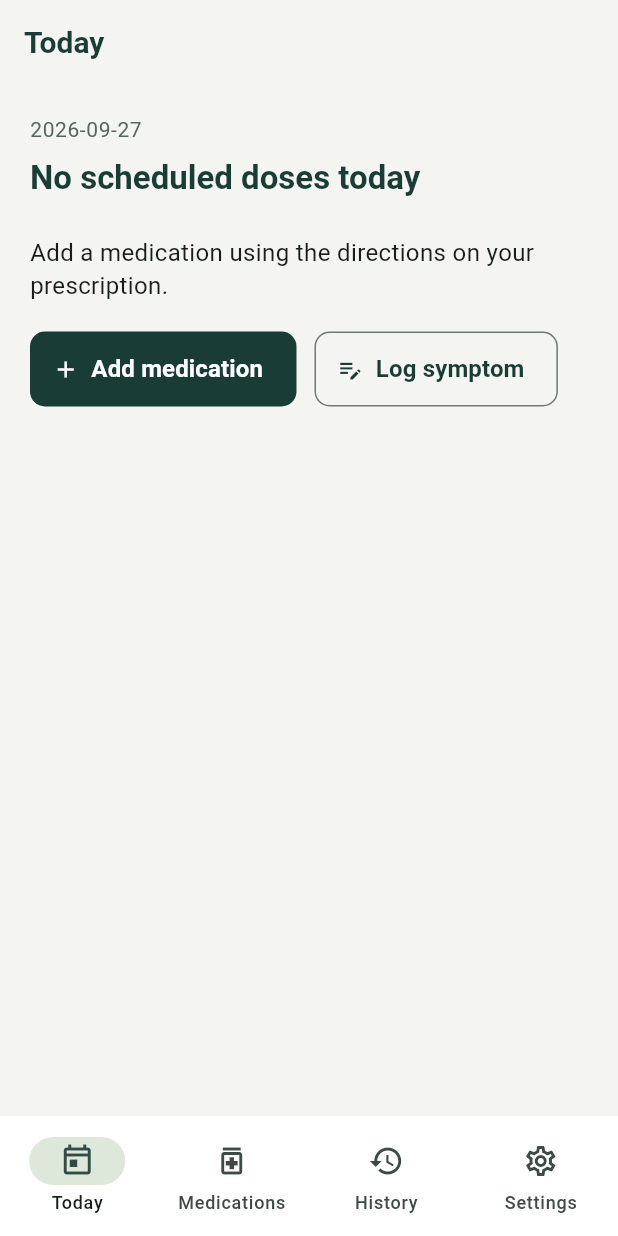
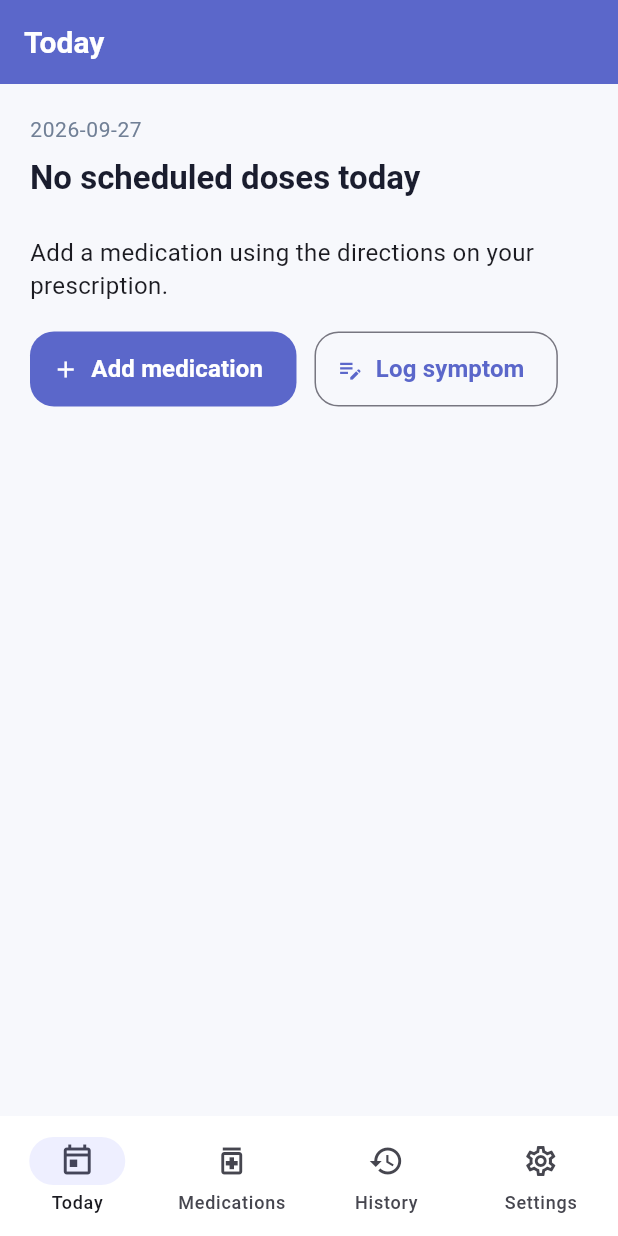
Before and after one commit to omuoguilim/DoseBuddy, a Flutter app: the screen it shows after launch, on a phone screen of 412 x 824 dp. Run offline on Flutter 3.47's test engine with Material 3 defaults, Android fonts, the phone set to English and light mode, and no system bars; our stand-ins replace flutter_local_notifications, flutter_secure_storage, flutter_timezone, hive, hive_flutter, image_picker and 4 more; missing offline and left inert: google_mlkit_text_recognition; accounts and stored records are empty.

Commit message:
Restore DoseBuddy purple theme

```diff
--- a/lib/ui/theme.dart
+++ b/lib/ui/theme.dart
@@ -1,8 +1,10 @@
 import 'package:flutter/material.dart';
 
-const ink = Color(0xFF193C34);
-const paper = Color(0xFFF4F5F2);
-const muted = Color(0xFF56665D);
+// The original DoseBuddy violet, carried across the rebuilt screens.
+const ink = Color(0xFF5B67CA);
+const paper = Color(0xFFF7F8FC);
+const muted = Color(0xFF718096);
+const deepInk = Color(0xFF1A1D2E);
 ThemeData doseTheme() => ThemeData(
   useMaterial3: true,
   colorScheme: ColorScheme.fromSeed(
@@ -16,12 +18,12 @@ ThemeData doseTheme() => ThemeData(
     headlineLarge: TextStyle(
       fontSize: 30,
       fontWeight: FontWeight.w600,
-      color: ink,
+      color: deepInk,
     ),
     headlineSmall: TextStyle(
       fontSize: 22,
       fontWeight: FontWeight.w600,
-      color: ink,
+      color: deepInk,
     ),
     titleLarge: TextStyle(fontSize: 20, fontWeight: FontWeight.w600),
     titleMedium: TextStyle(fontSize: 17, fontWeight: FontWeight.w600),
@@ -31,34 +33,34 @@ ThemeData doseTheme() => ThemeData(
     labelLarge: TextStyle(fontSize: 16, fontWeight: FontWeight.w600),
   ),
   appBarTheme: const AppBarTheme(
-    backgroundColor: paper,
-    foregroundColor: ink,
+    backgroundColor: ink,
+    foregroundColor: Colors.white,
     surfaceTintColor: Colors.transparent,
     centerTitle: false,
   ),
   inputDecorationTheme: InputDecorationTheme(
     filled: true,
     fillColor: Colors.white,
-    border: OutlineInputBorder(borderRadius: BorderRadius.circular(10)),
+    border: OutlineInputBorder(borderRadius: BorderRadius.circular(16)),
     contentPadding: const EdgeInsets.all(16),
   ),
   filledButtonTheme: FilledButtonThemeData(
     style: FilledButton.styleFrom(
       minimumSize: const Size(48, 50),
-      shape: RoundedRectangleBorder(borderRadius: BorderRadius.circular(10)),
+      shape: RoundedRectangleBorder(borderRadius: BorderRadius.circular(16)),
     ),
   ),
   outlinedButtonTheme: OutlinedButtonThemeData(
     style: OutlinedButton.styleFrom(
       minimumSize: const Size(48, 50),
-      shape: RoundedRectangleBorder(borderRadius: BorderRadius.circular(10)),
+      shape: RoundedRectangleBorder(borderRadius: BorderRadius.circular(16)),
     ),
   ),
   navigationBarTheme: const NavigationBarThemeData(
     backgroundColor: Colors.white,
-    indicatorColor: Color(0xFFDDE8DB),
+    indicatorColor: Color(0xFFEEEFFF),
   ),
-  dividerTheme: const DividerThemeData(color: Color(0xFFD3DAD4), space: 24),
+  dividerTheme: const DividerThemeData(color: Color(0xFFE4E7F2), space: 24),
 );
 
 class Section extends StatelessWidget {
@@ -89,7 +91,7 @@ class Notice extends StatelessWidget {
     padding: const EdgeInsets.all(16),
     decoration: BoxDecoration(
       color: const Color(0xFFF6E8C6),
-      borderRadius: BorderRadius.circular(10),
+      borderRadius: BorderRadius.circular(16),
     ),
     child: Text(
       text,
```
